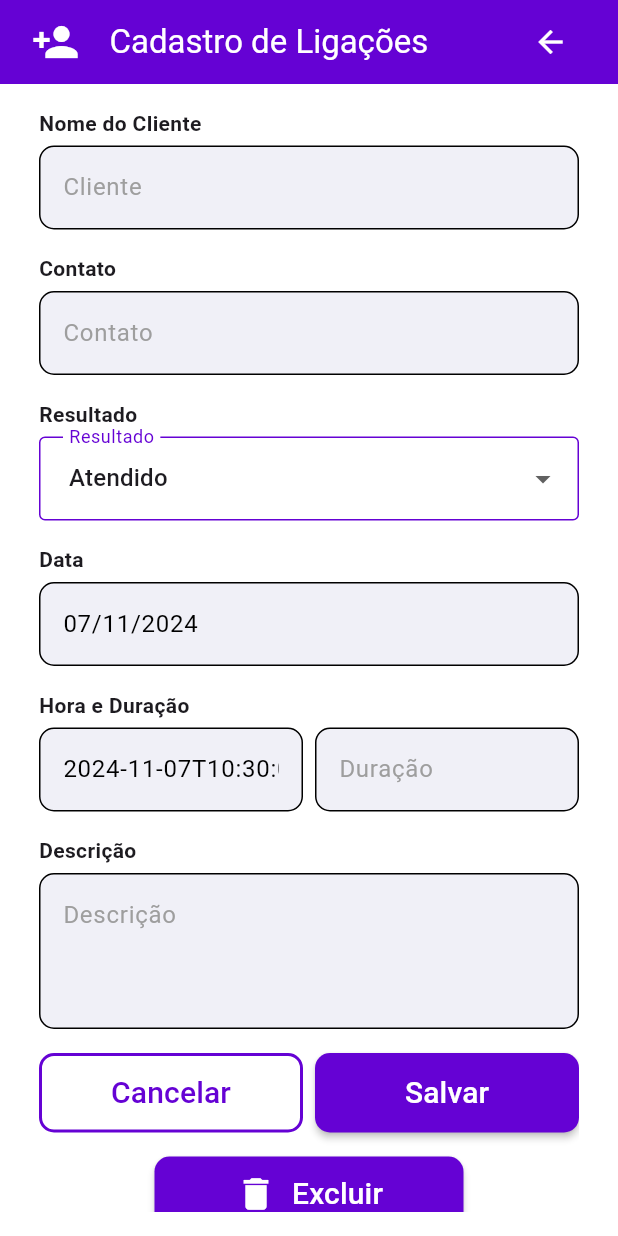
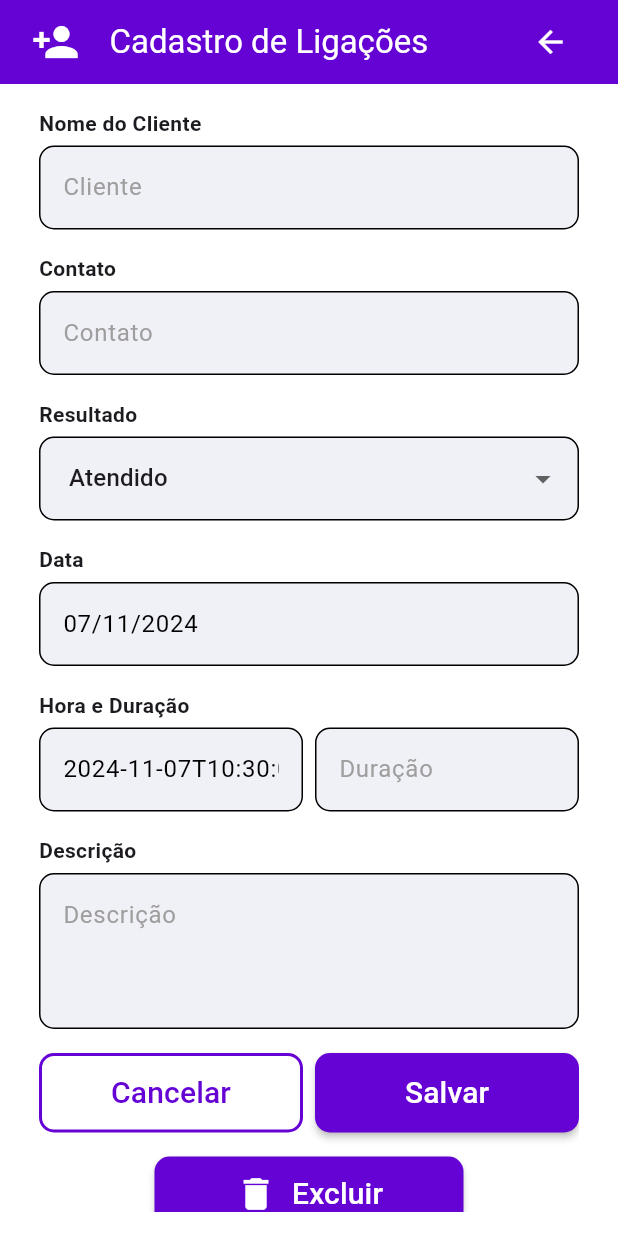
Before and after one commit to Grupo04-Esfera-Pro-Solucoes/EsferaPro, a Flutter app: the CallEdit screen opened directly with empty values, on a phone screen of 412 x 824 dp. Run offline on Flutter 3.47's test engine with Material 3 defaults, Android fonts, the phone set to English and light mode, and no system bars; our stand-ins replace file_picker, fl_chart, flutter_dotenv, flutter_multi_formatter, shared_preferences; missing offline and left inert: splash_screen_view; accounts and stored records are empty; statements that could not run were skipped.

```diff
--- a/lib/screens/stacks/call_edit.dart
+++ b/lib/screens/stacks/call_edit.dart
@@ -221,20 +221,23 @@ class _CallEditState extends State<CallEdit> {
               const SizedBox(height: 5),
               DropdownButtonFormField<int>(
                 value: selectedResultId,
-                decoration: const InputDecoration(
-                  labelText: 'Resultado',
-                  labelStyle: TextStyle(color: Color(0xFF6502D4)),
+                decoration: InputDecoration(
+                  contentPadding:
+                      const EdgeInsets.symmetric(horizontal: 16, vertical: 16),
                   border: OutlineInputBorder(
-                    borderSide: BorderSide(color: Color(0xFF6502D4)),
+                    borderRadius: BorderRadius.circular(10),
+                    borderSide: const BorderSide(color: Colors.black),
+                  ),
+                  enabledBorder: OutlineInputBorder(
+                    borderRadius: BorderRadius.circular(10),
+                    borderSide: const BorderSide(color: Colors.black),
                   ),
                   focusedBorder: OutlineInputBorder(
-                    borderSide: BorderSide(color: Color(0xFF6502D4)),
+                    borderRadius: BorderRadius.circular(10),
+                    borderSide: const BorderSide(color: Colors.black),
                   ),
-                  enabledBorder: OutlineInputBorder(
-                    borderSide: BorderSide(color: Color(0xFF6502D4)),
-                  ),
-                  contentPadding:
-                      EdgeInsets.symmetric(horizontal: 16, vertical: 16),
+                  filled: true,
+                  fillColor: const Color(0xFFF0F0F7),
                 ),
                 items: const [
                   DropdownMenuItem(value: 1, child: Text('Atendido')),
@@ -307,8 +310,8 @@ class _CallEditState extends State<CallEdit> {
                           'idLead': widget.callData['id'],
                           'contact': contactController.text,
                           'date': DateFormat("yyyy-MM-dd'T'HH:mm:ss.SSS'Z'")
-                              .format(
-                                  DateFormat('dd/MM/yyyy').parse(dateController.text)),
+                              .format(DateFormat('dd/MM/yyyy')
+                                  .parse(dateController.text)),
                           'duration': durationController.text,
                           'description': descriptionController.text,
                           'result': {
@@ -333,13 +336,15 @@ class _CallEditState extends State<CallEdit> {
                     Navigator.pop(context);
                   },
                   style: ElevatedButton.styleFrom(
-      padding: const EdgeInsets.symmetric(horizontal: 25, vertical: 10),
+                    padding: const EdgeInsets.symmetric(
+                        horizontal: 25, vertical: 10),
                     shape: RoundedRectangleBorder(
                       borderRadius: BorderRadius.circular(10),
                     ),
-      backgroundColor: const Color(0xFF6502D4), // Cor roxa
+                    backgroundColor: const Color(0xFF6502D4),
                     elevation: 2,
-      fixedSize: Size(MediaQuery.of(context).size.width * 0.5, 50),
+                    fixedSize:
+                        Size(MediaQuery.of(context).size.width * 0.5, 50),
                   ),
                   child: Row(
                     mainAxisAlignment: MainAxisAlignment.center,
```
Also changed, not shown: 1 other file. Lines whose indentation alone changed are shown as unchanged.
